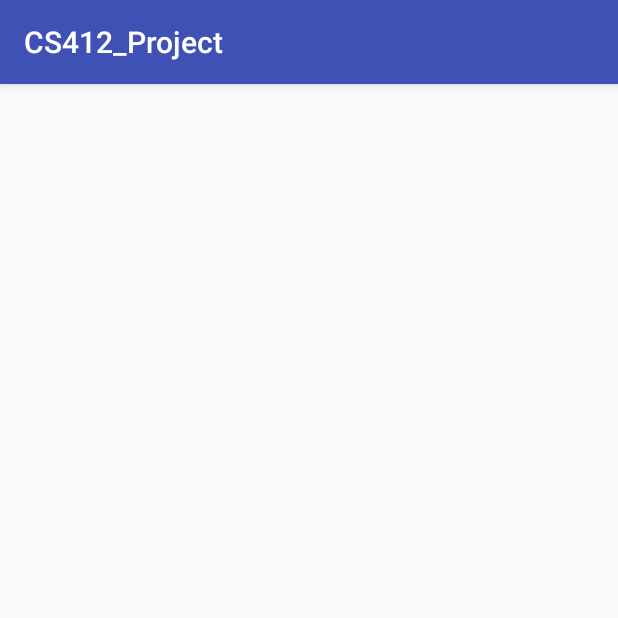
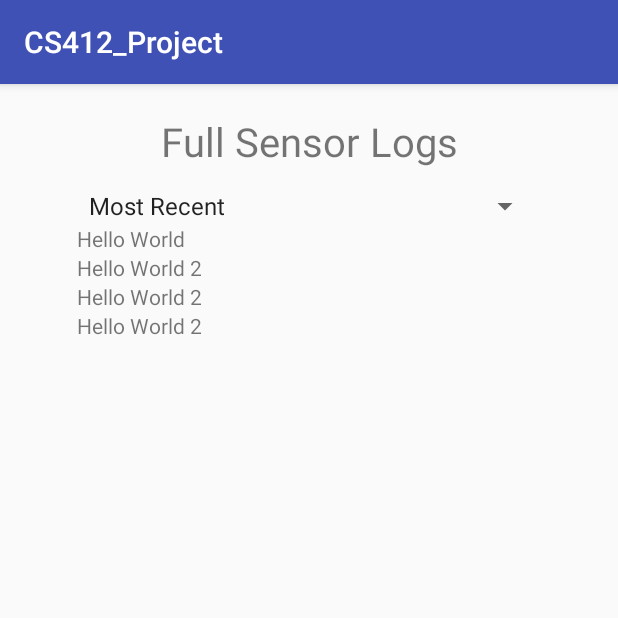
Before and after one commit to CelestialSurfer94/OpenIRSecurity, an Android app: the Activity_log screen opened directly, with no data from a screen before it, on a phone screen of 412 x 824 dp, the top half of it. Run offline under Robolectric (Android 15) with nearby library versions, the phone set to English and light mode, and no system bars.

Commit message:
Added basic layout for viewing full sensor logs and method to add display new logs

```diff
--- a/app/src/main/java/cs412_project/csci412/wwu/edu/cs412_project/Activity_log.java
+++ b/app/src/main/java/cs412_project/csci412/wwu/edu/cs412_project/Activity_log.java
@@ -2,6 +2,11 @@ package cs412_project.csci412.wwu.edu.cs412_project;
 
 import android.support.v7.app.AppCompatActivity;
 import android.os.Bundle;
+import android.widget.ArrayAdapter;
+import android.widget.Spinner;
+import android.widget.TableLayout;
+import android.widget.TableRow;
+import android.widget.TextView;
 
 public class Activity_log extends AppCompatActivity {
 
@@ -9,5 +14,33 @@ public class Activity_log extends AppCompatActivity {
     protected void onCreate(Bundle savedInstanceState) {
         super.onCreate(savedInstanceState);
         setContentView(R.layout.activity_log);
+
+        Spinner filter_menu = (Spinner) findViewById(R.id.filter_menu);
+        ArrayAdapter<CharSequence> adapter = ArrayAdapter.createFromResource(this, R.array.filter_array, android.R.layout.simple_spinner_item);
+        adapter.setDropDownViewResource(android.R.layout.simple_spinner_dropdown_item);
+        filter_menu.setAdapter(adapter);
+        addLog();
+        addLog();
+        addLog();
+    }
+
+    public void addLog(){
+        TextView tv = new TextView(this);
+        tv.setLayoutParams(new TableRow.LayoutParams(TableRow.LayoutParams.WRAP_CONTENT,
+                TableRow.LayoutParams.WRAP_CONTENT));
+        tv.setText("Hello World 2");
+
+        TableRow tr = new TableRow(this);
+
+        TableLayout.LayoutParams trParams = new TableLayout.LayoutParams(TableLayout.LayoutParams.MATCH_PARENT,
+                TableLayout.LayoutParams.WRAP_CONTENT);
+
+        tr.setLayoutParams(trParams);
+
+
+        tr.addView(tv);
+
+        TableLayout mTableLayout = (TableLayout) findViewById(R.id.log_table);
+        mTableLayout.addView(tr, trParams);
     }
 }
--- a/app/src/main/res/layout/activity_log.xml
+++ b/app/src/main/res/layout/activity_log.xml
@@ -6,4 +6,43 @@
     android:layout_height="match_parent"
     tools:context="cs412_project.csci412.wwu.edu.cs412_project.Activity_log">
 
+    <TextView
+        android:layout_width="wrap_content"
+        android:layout_height="wrap_content"
+        android:id="@+id/header"
+        android:text="@string/full_log"
+        android:textSize="12pt"
+        app:layout_constraintLeft_toLeftOf="parent"
+        app:layout_constraintRight_toRightOf="parent"
+        app:layout_constraintTop_toTopOf="parent"
+        android:layout_marginTop="30px"
+        />
+    <Spinner
+        android:layout_width="0dp"
+        android:layout_height="wrap_content"
+        android:id="@+id/filter_menu"
+        app:layout_constraintTop_toBottomOf="@+id/header"
+        app:layout_constraintWidth_percent=".75"
+        app:layout_constraintRight_toRightOf="parent"
+        app:layout_constraintLeft_toLeftOf="parent"
+        android:layout_marginTop="20px"
+        >
+
+    </Spinner>
+
+    <TableLayout
+        android:layout_width="wrap_content"
+        android:layout_height="wrap_content"
+        android:id="@+id/log_table"
+        app:layout_constraintLeft_toLeftOf="@id/filter_menu"
+        app:layout_constraintTop_toBottomOf="@+id/filter_menu"
+        >
+        <TableRow>
+            <TextView
+                android:text="Hello World"
+                />
+        </TableRow>
+    </TableLayout>
+
+
 </android.support.constraint.ConstraintLayout>
--- a/app/src/main/res/values/strings.xml
+++ b/app/src/main/res/values/strings.xml
@@ -21,4 +21,9 @@
     <string name="recv_notifications">Receive Notifications</string>
     <string name="sensor_name">Sensor Name</string>
     <string name="back">Back</string>
+    <string name="full_log">Full Sensor Logs</string>
+    <string-array name="filter_array">
+        <item>Most Recent</item>
+        <item>Sensor Name</item>
+    </string-array>
 </resources>
```
